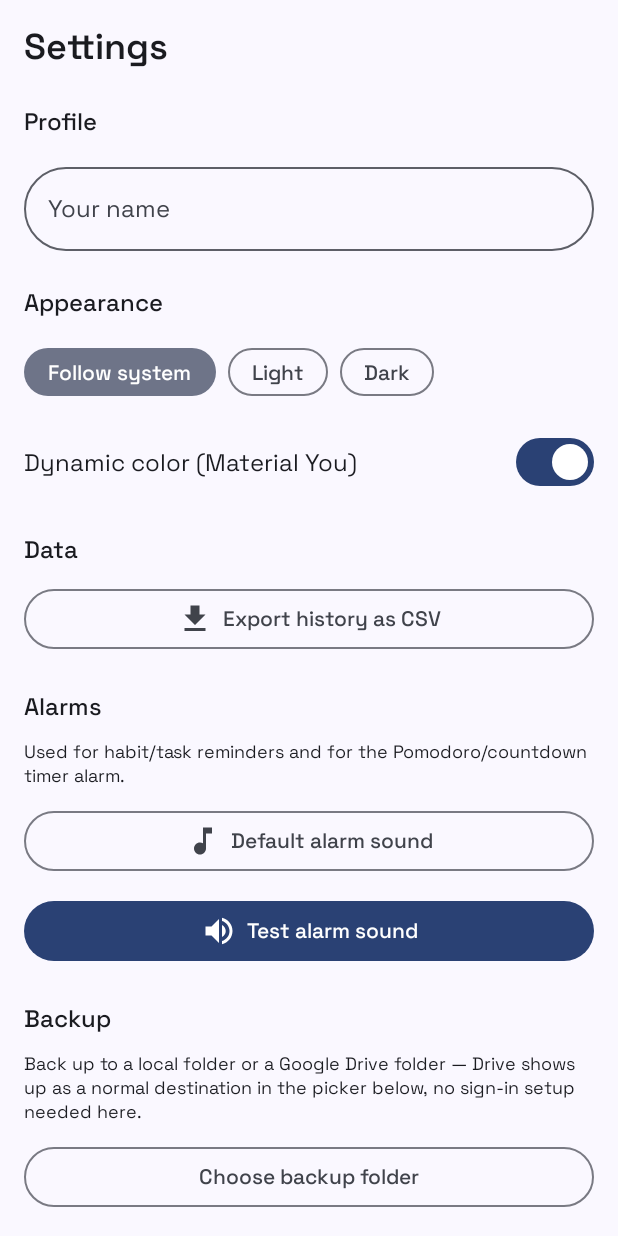
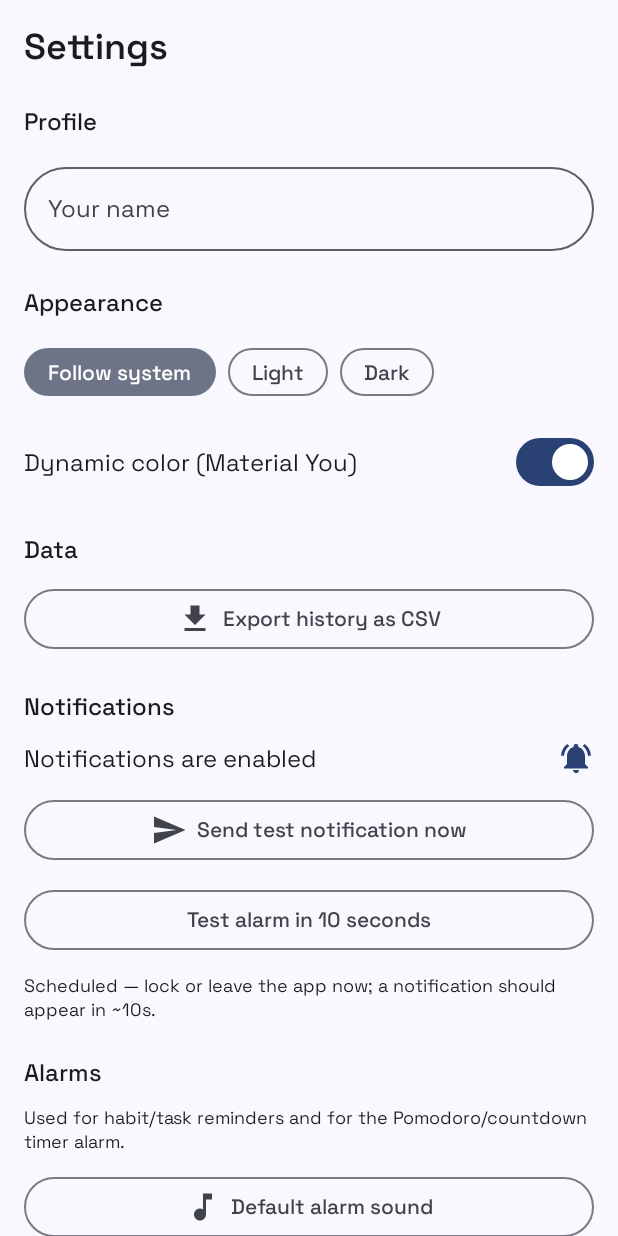
Before and after one commit to gianrufin/Tempo, an Android app built with Jetpack Compose: the SettingsScreen screen opened through its navigation route, after a tap on "Follow system", on a phone screen of 412 x 824 dp. Run offline under Robolectric (Android 15) with nearby library versions, the phone set to English and light mode, and no system bars; our stand-ins replace Dagger/Hilt's generated code, Room's generated code; 2 other taps on this screen came first.

Commit message:
Add in-app notification diagnostics so notification issues are testable
I can't tap buttons or watch notifications on a physical phone, so
Settings > Notifications now gives a self-serve way to pin down exactly
where notifications break:

- Live status: whether the system will actually display Tempo's
  notifications right now (covers both the runtime POST_NOTIFICATIONS
  permission and the user having disabled notifications for the app
  entirely, which checking the permission alone misses).
- "Enable notifications" — requests the permission, or if it's already
  been denied once (Android won't re-show that dialog), deep-links
  straight to the system notification settings screen instead.
- "Send test notification now" — posts immediately, no alarm involved,
  to isolate permission/channel/display issues from anything else.
- "Test alarm in 10 seconds" — schedules a real AlarmManager exact
  alarm through the same pipeline reminders use, to prove the
  AlarmManager -> BroadcastReceiver -> notification path actually works
  end to end, including while backgrounded.

```diff
--- a/app/src/main/kotlin/com/tempo/app/alarm/AlarmRequestCodes.kt
+++ b/app/src/main/kotlin/com/tempo/app/alarm/AlarmRequestCodes.kt
@@ -4,6 +4,7 @@ package com.tempo.app.alarm
 object AlarmRequestCodes {
     const val MAX_HABIT_REMINDER_SLOTS = 8
     const val TIMER = 555_001
+    const val TEST = 555_002
 
     fun habit(habitId: Long, slot: Int): Int = "habit-$habitId-$slot".hashCode()
 
--- a/app/src/main/kotlin/com/tempo/app/alarm/ReminderAlarmReceiver.kt
+++ b/app/src/main/kotlin/com/tempo/app/alarm/ReminderAlarmReceiver.kt
@@ -31,6 +31,7 @@ class ReminderAlarmReceiver : BroadcastReceiver() {
                 when (intent.action) {
                     ACTION_HABIT_REMINDER -> handleHabitReminder(intent)
                     ACTION_TASK_REMINDER -> handleTaskReminder(intent)
+                    ACTION_TEST_ALARM -> notificationHelper.showTestAlarmFiredNotification()
                 }
             } finally {
                 pendingResult.finish()
@@ -67,6 +68,10 @@ class ReminderAlarmReceiver : BroadcastReceiver() {
     companion object {
         const val ACTION_HABIT_REMINDER = "com.tempo.app.action.HABIT_REMINDER"
         const val ACTION_TASK_REMINDER = "com.tempo.app.action.TASK_REMINDER"
+        /** Fired by Settings > Notifications > "Test alarm in 10 seconds" — proves the whole
+         * AlarmManager -> BroadcastReceiver -> notification pipeline works end to end, not just
+         * that the app can post a notification while it's in the foreground. */
+        const val ACTION_TEST_ALARM = "com.tempo.app.action.TEST_ALARM"
         const val EXTRA_HABIT_ID = "extra_habit_id"
         const val EXTRA_TASK_ID = "extra_task_id"
     }
--- a/app/src/main/kotlin/com/tempo/app/ui/screens/settings/SettingsScreen.kt
+++ b/app/src/main/kotlin/com/tempo/app/ui/screens/settings/SettingsScreen.kt
@@ -1,10 +1,14 @@
 package com.tempo.app.ui.screens.settings
 
+import android.Manifest
 import android.content.Intent
 import android.media.RingtoneManager
 import android.net.Uri
+import android.os.Build
+import android.provider.Settings
 import androidx.activity.compose.rememberLauncherForActivityResult
 import androidx.activity.result.contract.ActivityResultContracts
+import androidx.core.content.ContextCompat
 import androidx.compose.foundation.layout.Arrangement
 import androidx.compose.foundation.layout.Column
 import androidx.compose.foundation.layout.Row
@@ -20,6 +24,8 @@ import androidx.compose.material.icons.filled.CloudDownload
 import androidx.compose.material.icons.filled.CloudUpload
 import androidx.compose.material.icons.filled.FileDownload
 import androidx.compose.material.icons.filled.MusicNote
+import androidx.compose.material.icons.filled.NotificationsActive
+import androidx.compose.material.icons.filled.Send
 import androidx.compose.material.icons.filled.Stop
 import androidx.compose.material.icons.filled.SystemUpdate
 import androidx.compose.material.icons.filled.VolumeUp
@@ -139,6 +145,10 @@ fun SettingsScreen(modifier: Modifier = Modifier, viewModel: SettingsViewModel =
             }
         }
 
+        SettingsSection(title = "Notifications") {
+            NotificationTestSection(viewModel = viewModel)
+        }
+
         SettingsSection(title = "Alarms") {
             AlarmSoundSection(viewModel = viewModel, prefs = prefs)
         }
@@ -214,6 +224,87 @@ private fun SettingsSection(title: String, content: @Composable () -> Unit) {
     Column(verticalArrangement = Arrangement.spacedBy(12.dp)) {
         Text(text = title, style = MaterialTheme.typography.titleMedium)
         content()
+    }
+}
+
+@Composable
+private fun NotificationTestSection(viewModel: SettingsViewModel) {
+    val context = LocalContext.current
+    val testState by viewModel.notificationTestState.collectAsState()
+    var permissionRefreshTick by remember { mutableStateOf(0) }
+    val notificationsEnabled = remember(permissionRefreshTick) { viewModel.areNotificationsEnabled() }
+
+    val permissionLauncher = rememberLauncherForActivityResult(ActivityResultContracts.RequestPermission()) {
+        permissionRefreshTick++
+    }
+
+    Column(verticalArrangement = Arrangement.spacedBy(12.dp)) {
+        Row(
+            modifier = Modifier.fillMaxWidth(),
+            horizontalArrangement = Arrangement.SpaceBetween,
+            verticalAlignment = Alignment.CenterVertically,
+        ) {
+            Text(
+                if (notificationsEnabled) "Notifications are enabled" else "Notifications are blocked",
+                style = MaterialTheme.typography.bodyLarge,
+            )
+            Icon(
+                Icons.Filled.NotificationsActive,
+                contentDescription = null,
+                tint = if (notificationsEnabled) MaterialTheme.colorScheme.primary else MaterialTheme.colorScheme.error,
+            )
+        }
+
+        if (!notificationsEnabled) {
+            OutlinedButton(
+                onClick = {
+                    if (Build.VERSION.SDK_INT >= Build.VERSION_CODES.TIRAMISU &&
+                        ContextCompat.checkSelfPermission(context, Manifest.permission.POST_NOTIFICATIONS) !=
+                        android.content.pm.PackageManager.PERMISSION_GRANTED
+                    ) {
+                        permissionLauncher.launch(Manifest.permission.POST_NOTIFICATIONS)
+                    } else {
+                        // Permission already denied once (or notifications disabled at the app
+                        // level below API 33) — Android won't show the dialog again, so send the
+                        // user straight to the system screen where they can flip it back on.
+                        context.startActivity(
+                            Intent(Settings.ACTION_APP_NOTIFICATION_SETTINGS)
+                                .putExtra(Settings.EXTRA_APP_PACKAGE, context.packageName),
+                        )
+                    }
+                },
+                shape = TempoExtraShapes.pill,
+                modifier = Modifier.fillMaxWidth(),
+            ) {
+                Text("Enable notifications")
+            }
+        }
+
+        OutlinedButton(
+            onClick = { viewModel.sendTestNotificationNow() },
+            shape = TempoExtraShapes.pill,
+            modifier = Modifier.fillMaxWidth(),
+        ) {
+            Icon(Icons.Filled.Send, contentDescription = null)
+            Text("  Send test notification now")
+        }
+        testState.testNotificationMessage?.let {
+            Text(it, style = MaterialTheme.typography.bodySmall)
+        }
+
+        OutlinedButton(
+            onClick = { viewModel.scheduleTestAlarm() },
+            shape = TempoExtraShapes.pill,
+            modifier = Modifier.fillMaxWidth(),
+        ) {
+            Text("Test alarm in 10 seconds")
+        }
+        if (testState.testAlarmScheduled) {
+            Text(
+                "Scheduled — lock or leave the app now; a notification should appear in ~10s.",
+                style = MaterialTheme.typography.bodySmall,
+            )
+        }
     }
 }
 
--- a/app/src/main/kotlin/com/tempo/app/ui/screens/settings/SettingsViewModel.kt
+++ b/app/src/main/kotlin/com/tempo/app/ui/screens/settings/SettingsViewModel.kt
@@ -1,8 +1,13 @@
 package com.tempo.app.ui.screens.settings
 
+import android.content.Context
+import android.content.Intent
 import android.net.Uri
 import androidx.lifecycle.ViewModel
 import androidx.lifecycle.viewModelScope
+import com.tempo.app.alarm.AlarmRequestCodes
+import com.tempo.app.alarm.ExactAlarmScheduler
+import com.tempo.app.alarm.ReminderAlarmReceiver
 import com.tempo.app.data.backup.BackupManager
 import com.tempo.app.data.backup.BackupScheduler
 import com.tempo.app.data.preferences.PreferencesRepository
@@ -11,7 +16,9 @@ import com.tempo.app.data.repository.HabitRepository
 import com.tempo.app.data.update.UpdateCheckResult
 import com.tempo.app.data.update.UpdateChecker
 import com.tempo.app.domain.model.ThemeMode
+import com.tempo.app.reminder.NotificationHelper
 import dagger.hilt.android.lifecycle.HiltViewModel
+import dagger.hilt.android.qualifiers.ApplicationContext
 import kotlinx.coroutines.flow.MutableStateFlow
 import kotlinx.coroutines.flow.SharingStarted
 import kotlinx.coroutines.flow.StateFlow
@@ -36,6 +43,11 @@ data class RestoreUiState(
     val errorMessage: String? = null,
 )
 
+data class NotificationTestUiState(
+    val testNotificationMessage: String? = null,
+    val testAlarmScheduled: Boolean = false,
+)
+
 @HiltViewModel
 class SettingsViewModel @Inject constructor(
     private val preferencesRepository: PreferencesRepository,
@@ -43,6 +55,9 @@ class SettingsViewModel @Inject constructor(
     private val updateChecker: UpdateChecker,
     private val backupManager: BackupManager,
     private val backupScheduler: BackupScheduler,
+    private val notificationHelper: NotificationHelper,
+    private val exactAlarmScheduler: ExactAlarmScheduler,
+    @ApplicationContext private val appContext: Context,
 ) : ViewModel() {
 
     val preferences: StateFlow<UserPreferences> = preferencesRepository.userPreferences
@@ -56,6 +71,34 @@ class SettingsViewModel @Inject constructor(
 
     private val _restoreState = MutableStateFlow(RestoreUiState())
     val restoreState = _restoreState.asStateFlow()
+
+    private val _notificationTestState = MutableStateFlow(NotificationTestUiState())
+    val notificationTestState = _notificationTestState.asStateFlow()
+
+    fun areNotificationsEnabled(): Boolean = notificationHelper.areNotificationsEnabled()
+
+    fun sendTestNotificationNow() {
+        val posted = notificationHelper.showTestNotificationNow()
+        _notificationTestState.value = NotificationTestUiState(
+            testNotificationMessage = if (posted) {
+                "Sent — check your notification shade now."
+            } else {
+                "Blocked: notification permission isn't granted. Use the button above to fix that."
+            },
+        )
+    }
+
+    fun scheduleTestAlarm() {
+        val intent = Intent(appContext, ReminderAlarmReceiver::class.java).apply {
+            action = ReminderAlarmReceiver.ACTION_TEST_ALARM
+        }
+        exactAlarmScheduler.scheduleAlarmClock(
+            AlarmRequestCodes.TEST,
+            System.currentTimeMillis() + 10_000L,
+            intent,
+        )
+        _notificationTestState.value = NotificationTestUiState(testAlarmScheduled = true)
+    }
 
     fun onDisplayNameChange(name: String) {
         viewModelScope.launch { preferencesRepository.setDisplayName(name) }
```
Also changed, not shown: app/src/main/kotlin/com/tempo/app/reminder/NotificationHelper.kt (+37 -3 lines).
